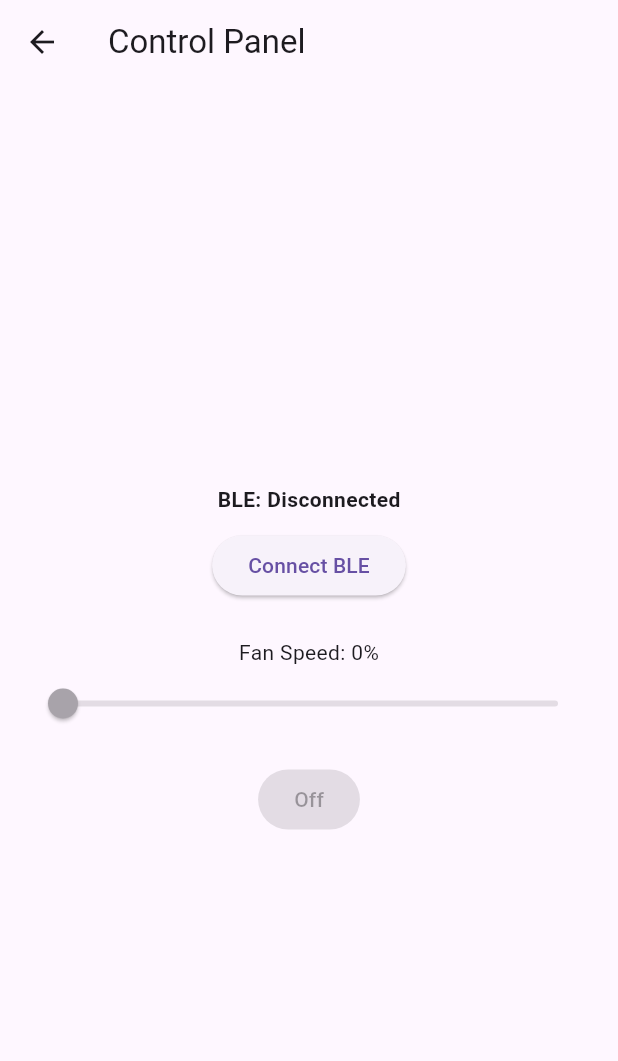
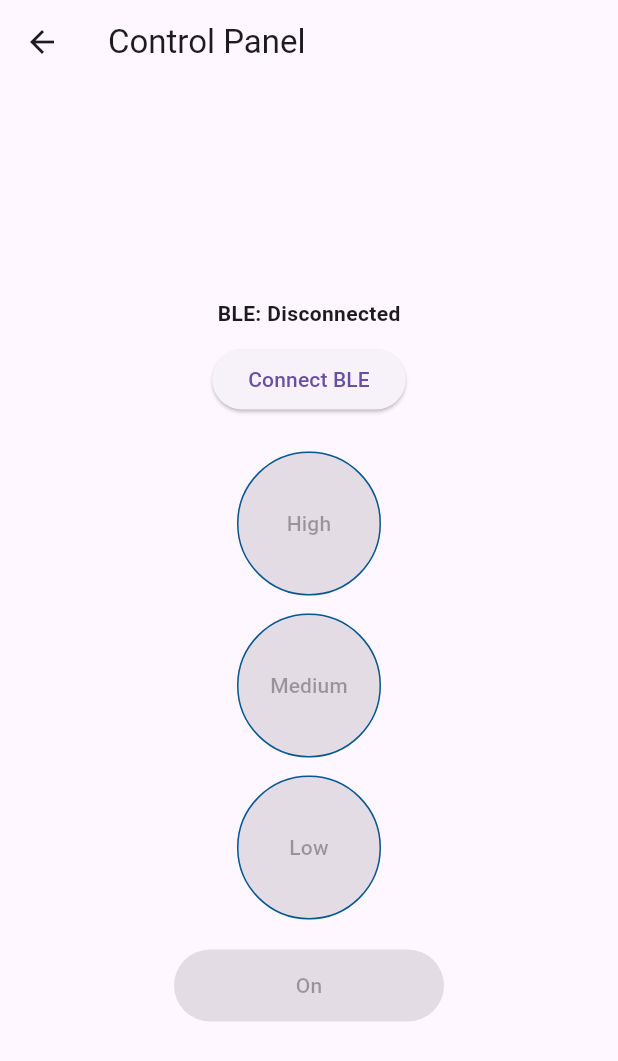
Before and after one commit to IleanaEscobar/the-visionaries-mobile, a Flutter app: the ControlPanel screen opened by its route, on a phone screen of 412 x 824 dp. Shown: the top 1061 px of the screen. Run offline on Flutter 3.47's test engine with Material 3 defaults, Android fonts, the phone set to English and light mode, and no system bars; our stand-ins replace firebase_auth, firebase_core, firebase_database, flutter_blue_plus; accounts and stored records are empty.

Commit message:
updated buttons + prototyping stuff

```diff
--- a/the_visionaries/lib/screens/control_panel.dart
+++ b/the_visionaries/lib/screens/control_panel.dart
@@ -26,6 +26,9 @@ class _ControlPanelState extends State<ControlPanel> {
   static final Guid speedCharUuid = Guid(
     'abcdefab-1234-1234-1234-abcdefabcdef',
   );
+
+  static const Color _fanButtonColor = Color(0xFF065791);
+  static const Color _unselectedButtonColor = Color(0xFFFFFFFF);
 
   @override
   void dispose() {
@@ -95,6 +98,15 @@ class _ControlPanelState extends State<ControlPanel> {
     await _speedChar!.write([v], withoutResponse: true);
   }
 
+  Future<void> setFanPreset(double speed) async {
+    setState(() {
+      fanSpeed = speed;
+      lastSpeed = speed;
+      isOn = speed > 0;
+    });
+    await sendFanSpeedBle(speed);
+  }
+
   Future<void> togglePower() async {
     setState(() {
       if (isOn) {
@@ -102,11 +114,39 @@ class _ControlPanelState extends State<ControlPanel> {
         fanSpeed = 0;
         isOn = false;
       } else {
-        fanSpeed = lastSpeed; // restore previous speed
+        fanSpeed = lastSpeed;
         isOn = fanSpeed > 0;
       }
     });
     await sendFanSpeedBle(fanSpeed);
+  }
+
+  Widget _buildSpeedButton({
+    required String label,
+    required double speed,
+    required bool enabled,
+  }) {
+    final isSelected = isOn && fanSpeed.round() == speed.round();
+
+    return Center(
+      child: SizedBox(
+        width: 96,
+        height: 96,
+        child: ElevatedButton(
+          onPressed: enabled ? () => setFanPreset(speed) : null,
+          style: ElevatedButton.styleFrom(
+            shape: const CircleBorder(),
+            side: const BorderSide(color: _fanButtonColor, width: 1),
+            backgroundColor: isSelected
+                ? _fanButtonColor
+                : _unselectedButtonColor,
+            foregroundColor: isSelected ? Colors.white : _fanButtonColor,
+            padding: EdgeInsets.zero,
+          ),
+          child: Text(label, textAlign: TextAlign.center),
+        ),
+      ),
+    );
   }
 
   @override
@@ -117,7 +157,9 @@ class _ControlPanelState extends State<ControlPanel> {
         padding: const EdgeInsets.all(16),
         child: Column(
           mainAxisAlignment: MainAxisAlignment.center,
+          crossAxisAlignment: CrossAxisAlignment.center,
           children: [
+            // Temporarily commented out BLE-only UI for local button testing.
             Text(
               isConnected ? 'BLE: Connected' : 'BLE: Disconnected',
               style: const TextStyle(fontWeight: FontWeight.bold),
@@ -140,31 +182,20 @@ class _ControlPanelState extends State<ControlPanel> {
               child: Text(isConnected ? 'Disconnect BLE' : 'Connect BLE'),
             ),
             const SizedBox(height: 24),
-            Text('Fan Speed: ${fanSpeed.toStringAsFixed(0)}%'),
-            Slider(
-              value: fanSpeed,
-              min: 0,
-              max: 100,
-              divisions: 100,
-              onChanged: isConnected
-                  ? (value) async {
-                      setState(() {
-                        fanSpeed = value;
-                        if (value > 0) {
-                          isOn = true;
-                          lastSpeed = value;
-                        } else {
-                          isOn = false;
-                        }
-                      });
-                      await sendFanSpeedBle(value);
-                    }
-                  : null,
-            ),
-            const SizedBox(height: 16),
-            ElevatedButton(
-              onPressed: isConnected ? togglePower : null,
-              child: Text(isOn ? 'On' : 'Off'),
+            _buildSpeedButton(label: 'High', speed: 100, enabled: isConnected),
+            const SizedBox(height: 12),
+            _buildSpeedButton(label: 'Medium', speed: 60, enabled: isConnected),
+            const SizedBox(height: 12),
+            _buildSpeedButton(label: 'Low', speed: 30, enabled: isConnected),
+
+            const SizedBox(height: 20),
+            SizedBox(
+              width: 180,
+              height: 48,
+              child: ElevatedButton(
+                onPressed: isConnected ? togglePower : null,
+                child: Text(isOn ? 'Off' : 'On'),
+              ),
             ),
           ],
         ),
--- a/the_visionaries/lib/screens/login_screen.dart
+++ b/the_visionaries/lib/screens/login_screen.dart
@@ -92,6 +92,7 @@ class _LoginScreenState extends State<LoginScreen> {
                       ),
                     ),
             ),
+            // commented out dev only button for prototype
             const SizedBox(height: 10),
             // DEV ONLY BUTTON
             TextButton(
```
